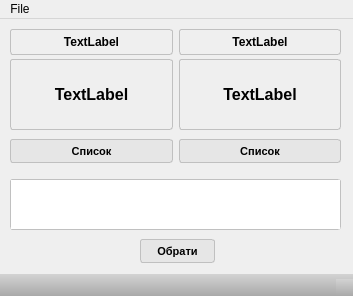
Dandddyy/OOP_lab2, file mainwindow.ui: the form before one commit.
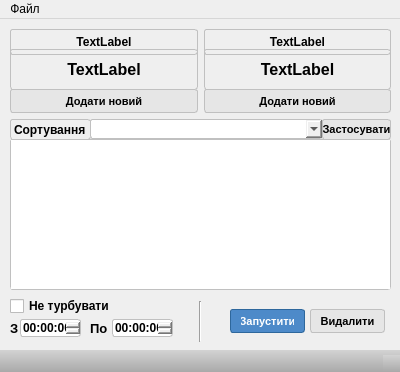
The form after the commit.

Commit message: bug fix + add do not disturb + add sort list + add icon and window name

What changed in the file:
```diff
--- a/mainwindow.ui
+++ b/mainwindow.ui
@@ -6,8 +6,8 @@
    <rect>
     <x>0</x>
     <y>0</y>
-    <width>353</width>
-    <height>296</height>
+    <width>400</width>
+    <height>372</height>
    </rect>
   </property>
   <property name="sizePolicy">
@@ -18,14 +18,14 @@
   </property>
   <property name="minimumSize">
    <size>
-    <width>353</width>
-    <height>296</height>
+    <width>400</width>
+    <height>372</height>
    </size>
   </property>
   <property name="maximumSize">
    <size>
-    <width>353</width>
-    <height>296</height>
+    <width>400</width>
+    <height>372</height>
    </size>
   </property>
   <property name="windowTitle">
@@ -45,9 +45,9 @@
     <property name="geometry">
      <rect>
       <x>10</x>
-      <y>160</y>
-      <width>331</width>
-      <height>51</height>
+      <y>120</y>
+      <width>381</width>
+      <height>151</height>
      </rect>
     </property>
     <property name="styleSheet">
@@ -64,8 +64,8 @@
    <widget class="QPushButton" name="pushButton">
     <property name="geometry">
      <rect>
-      <x>140</x>
-      <y>220</y>
+      <x>310</x>
+      <y>290</y>
       <width>75</width>
       <height>24</height>
      </rect>
@@ -90,16 +90,16 @@
     font: bold;</string>
     </property>
     <property name="text">
-     <string>Обрати</string>
+     <string>Видалити</string>
     </property>
    </widget>
    <widget class="QWidget" name="layoutWidget">
     <property name="geometry">
      <rect>
       <x>10</x>
-      <y>40</y>
-      <width>331</width>
-      <height>71</height>
+      <y>30</y>
+      <width>381</width>
+      <height>41</height>
      </rect>
     </property>
     <layout class="QHBoxLayout" name="horizontalLayout">
@@ -149,8 +149,8 @@
     <property name="geometry">
      <rect>
       <x>10</x>
-      <y>120</y>
-      <width>331</width>
+      <y>70</y>
+      <width>381</width>
       <height>24</height>
      </rect>
     </property>
@@ -174,7 +174,7 @@
     font: bold;</string>
        </property>
        <property name="text">
-        <string>Список</string>
+        <string>Додати новий</string>
        </property>
       </widget>
      </item>
@@ -197,7 +197,7 @@
     font: bold;</string>
        </property>
        <property name="text">
-        <string>Список</string>
+        <string>Додати новий</string>
        </property>
       </widget>
      </item>
@@ -208,7 +208,7 @@
      <rect>
       <x>10</x>
       <y>10</y>
-      <width>331</width>
+      <width>381</width>
       <height>26</height>
      </rect>
     </property>
@@ -255,14 +255,231 @@
      </item>
     </layout>
    </widget>
+   <widget class="QPushButton" name="pushButton_2">
+    <property name="geometry">
+     <rect>
+      <x>230</x>
+      <y>290</y>
+      <width>75</width>
+      <height>24</height>
+     </rect>
+    </property>
+    <property name="styleSheet">
+     <string notr="true">font-family: &quot;Segoe UI&quot;;
+    font-size: 8pt;
+    border: 1px solid;
+    border-color: rgb(46, 103, 156); 
+    border-radius: 3px; 
+    padding-right: 10px; 
+    padding-left: 10px;
+    padding-top: 5px;
+    padding-bottom: 5px;
+    background-color: rgb(77, 138, 201);
+    color: white;
+    font: bold;
+    width: 64px;</string>
+    </property>
+    <property name="text">
+     <string>Запустити</string>
+    </property>
+   </widget>
+   <widget class="QLabel" name="label_6">
+    <property name="geometry">
+     <rect>
+      <x>10</x>
+      <y>300</y>
+      <width>10</width>
+      <height>18</height>
+     </rect>
+    </property>
+    <property name="styleSheet">
+     <string notr="true">font-family: &quot;Segoe UI&quot;;
+    font-size: 10pt;
+   
+    color: black;
+    font: bold;</string>
+    </property>
+    <property name="text">
+     <string>З</string>
+    </property>
+   </widget>
+   <widget class="QTimeEdit" name="timeEdit">
+    <property name="geometry">
+     <rect>
+      <x>20</x>
+      <y>300</y>
+      <width>61</width>
+      <height>18</height>
+     </rect>
+    </property>
+    <property name="styleSheet">
+     <string notr="true">font-family: &quot;Segoe UI&quot;;
+    font-size: 9pt;
+    border: 1px solid;
+    border-color: rgb(192,192,192); 
+    border-radius: 3px; 
+
+    color: black;
+    font: bold;</string>
+    </property>
+   </widget>
+   <widget class="QCheckBox" name="checkBox">
+    <property name="geometry">
+     <rect>
+      <x>10</x>
+      <y>278</y>
+      <width>111</width>
+      <height>18</height>
+     </rect>
+    </property>
+    <property name="styleSheet">
+     <string notr="true">font-family: &quot;Segoe UI&quot;;
+    font-size: 9pt;
+    
+
+    color: black;
+    font: bold;</string>
+    </property>
+    <property name="text">
+     <string>Не турбувати</string>
+    </property>
+   </widget>
+   <widget class="QLabel" name="label_7">
+    <property name="geometry">
+     <rect>
+      <x>90</x>
+      <y>300</y>
+      <width>21</width>
+      <height>18</height>
+     </rect>
+    </property>
+    <property name="styleSheet">
+     <string notr="true">font-family: &quot;Segoe UI&quot;;
+    font-size: 10pt;
+   
+    color: black;
+    font: bold;</string>
+    </property>
+    <property name="text">
+     <string>По</string>
+    </property>
+   </widget>
+   <widget class="QTimeEdit" name="timeEdit_2">
+    <property name="geometry">
+     <rect>
+      <x>112</x>
+      <y>300</y>
+      <width>61</width>
+      <height>18</height>
+     </rect>
+    </property>
+    <property name="styleSheet">
+     <string notr="true">font-family: &quot;Segoe UI&quot;;
+    font-size: 9pt;
+    border: 1px solid;
+    border-color: rgb(192,192,192); 
+    border-radius: 3px; 
+
+    color: black;
+    font: bold;</string>
+    </property>
+   </widget>
+   <widget class="QLabel" name="label_5">
+    <property name="geometry">
+     <rect>
+      <x>10</x>
+      <y>100</y>
+      <width>81</width>
+      <height>21</height>
+     </rect>
+    </property>
+    <property name="styleSheet">
+     <string notr="true">font-family: &quot;Segoe UI&quot;;
+    font-size: 9pt;
+    border: 1px solid;
+    border-color: rgb(192,192,192); 
+    border-radius: 3px; 
+
+    color: black;
+    font: bold;</string>
+    </property>
+    <property name="text">
+     <string>Сортування</string>
+    </property>
+   </widget>
+   <widget class="Line" name="line">
+    <property name="geometry">
+     <rect>
+      <x>190</x>
+      <y>282</y>
+      <width>20</width>
+      <height>41</height>
+     </rect>
+    </property>
+    <property name="orientation">
+     <enum>Qt::Vertical</enum>
+    </property>
+   </widget>
+   <widget class="QComboBox" name="comboBox">
+    <property name="geometry">
+     <rect>
+      <x>90</x>
+      <y>100</y>
+      <width>233</width>
+      <height>20</height>
+     </rect>
+    </property>
+    <property name="styleSheet">
+     <string notr="true">font-family: &quot;Segoe UI&quot;;
+    font-size: 9pt;
+    border: 1px solid;
+    border-color: rgb(192,192,192); 
+    border-radius: 3px; 
+
+    color: black;
+    font: bold;</string>
+    </property>
+   </widget>
+   <widget class="QPushButton" name="pushButton_3">
+    <property name="geometry">
+     <rect>
+      <x>322</x>
+      <y>100</y>
+      <width>69</width>
+      <height>21</height>
+     </rect>
+    </property>
+    <property name="sizePolicy">
+     <sizepolicy hsizetype="Preferred" vsizetype="Preferred">
+      <horstretch>0</horstretch>
+      <verstretch>0</verstretch>
+     </sizepolicy>
+    </property>
+    <property name="focusPolicy">
+     <enum>Qt::StrongFocus</enum>
+    </property>
+    <property name="styleSheet">
+     <string notr="true">font-family: &quot;Segoe UI&quot;;
+    font-size: 8pt;
+    border: 1px solid;
+    border-color: rgb(192,192,192); 
+    border-radius: 3px; 
+ background-color: rgb(230,230,230);
+    color: black;
+    font: bold;</string>
+    </property>
+    <property name="text">
+     <string>Застосувати</string>
+    </property>
+   </widget>
   </widget>
   <widget class="QMenuBar" name="menubar">
    <property name="geometry">
     <rect>
      <x>0</x>
      <y>0</y>
-     <width>353</width>
-     <height>22</height>
+     <width>400</width>
+     <height>17</height>
     </rect>
    </property>
    <property name="styleSheet">
@@ -282,7 +499,7 @@
    </property>
    <widget class="QMenu" name="menuFile">
     <property name="title">
-     <string>File</string>
+     <string>Файл</string>
     </property>
     <addaction name="action"/>
    </widget>
```
The commit also changes 6 other files.
